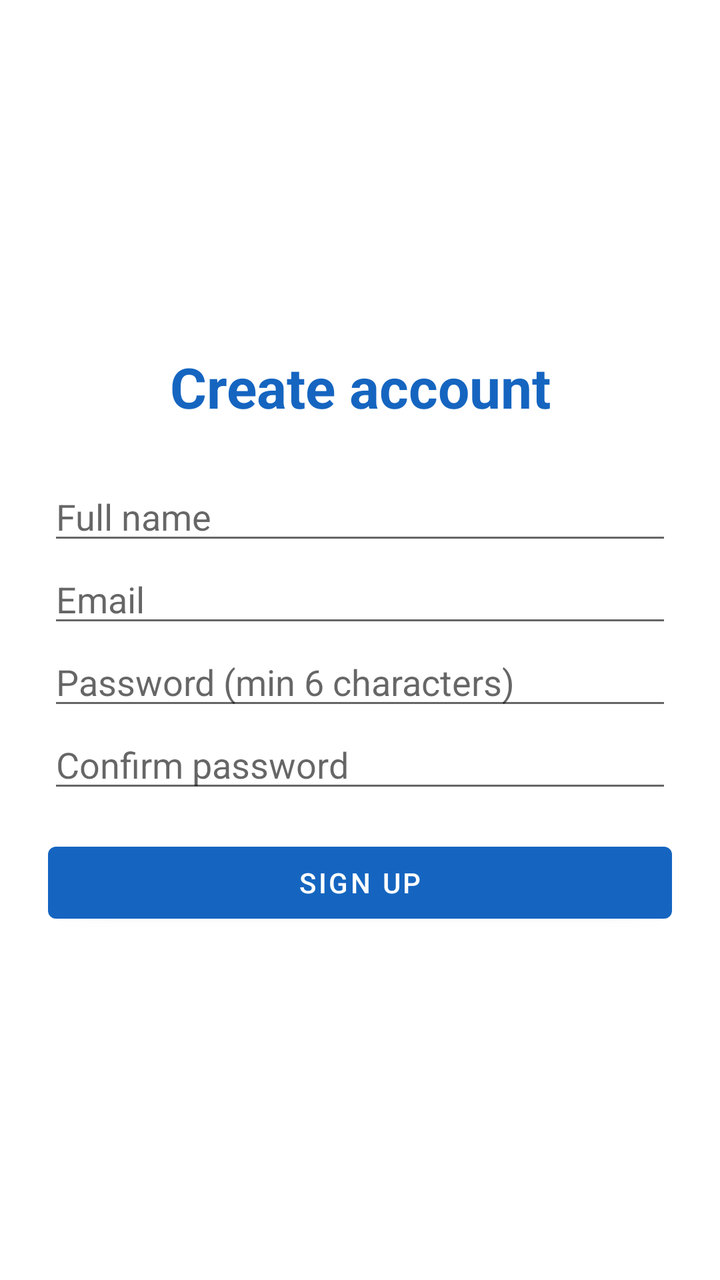
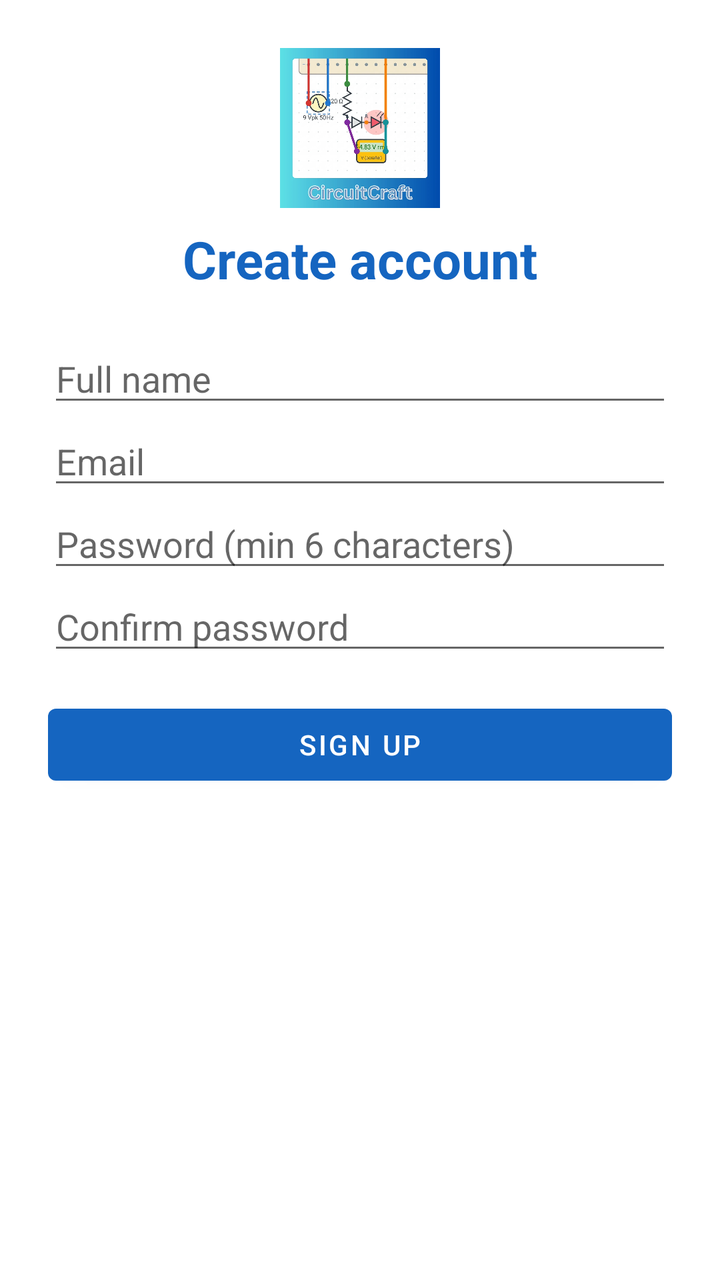

An Android layout rendered at two revisions. The XML below is the earlier revision; the diff shows what the commit changed to produce the second picture.
<!-- AndroidManifest.xml: application theme Theme.CircuitCraft -->
<!-- res/layout/activity_register.xml -->
<?xml version="1.0" encoding="utf-8"?>
<ScrollView xmlns:android="http://schemas.android.com/apk/res/android"
    android:layout_width="match_parent" android:layout_height="match_parent"
    android:fillViewport="true">

    <LinearLayout
        android:layout_width="match_parent" android:layout_height="wrap_content"
        android:orientation="vertical" android:gravity="center_vertical" android:padding="24dp">

        <TextView
            android:layout_width="match_parent" android:layout_height="wrap_content"
            android:text="Create account" android:textSize="28sp" android:textStyle="bold"
            android:textColor="@color/primary" android:gravity="center" />

        <EditText android:id="@+id/etName"
            android:layout_width="match_parent" android:layout_height="wrap_content"
            android:layout_marginTop="24dp" android:hint="Full name"
            android:inputType="textPersonName" />
        <EditText android:id="@+id/etEmail"
            android:layout_width="match_parent" android:layout_height="wrap_content"
            android:hint="Email" android:inputType="textEmailAddress" />
        <EditText android:id="@+id/etPassword"
            android:layout_width="match_parent" android:layout_height="wrap_content"
            android:hint="Password (min 6 characters)" android:inputType="textPassword" />
        <EditText android:id="@+id/etConfirm"
            android:layout_width="match_parent" android:layout_height="wrap_content"
            android:hint="Confirm password" android:inputType="textPassword" />

        <Button android:id="@+id/btnRegister"
            android:layout_width="match_parent" android:layout_height="wrap_content"
            android:layout_marginTop="16dp" android:text="Sign up" />
        <ProgressBar android:id="@+id/progress"
            android:layout_width="wrap_content" android:layout_height="wrap_content"
            android:layout_gravity="center" android:visibility="gone" />
    </LinearLayout>
</ScrollView>
<!-- resources referenced by this layout -->
<resources>
  <color name="primary">#1565C0</color>
  <style name="Theme.CircuitCraft" parent="Theme.MaterialComponents.Light.DarkActionBar">
          <item name="colorPrimary">@color/primary</item>
          <item name="colorPrimaryVariant">@color/primary_dark</item>
          <item name="colorOnPrimary">@color/white</item>
          <item name="colorSecondary">@color/accent</item>
      </style>
  <color name="primary_dark">#0D47A1</color>
  <color name="white">#FFFFFF</color>
  <color name="accent">#FF8F00</color>
</resources>

<!-- the commit's change to res/layout/activity_register.xml (unified diff, before → after) -->
@@ -3,34 +3,77 @@
     android:layout_width="match_parent" android:layout_height="match_parent"
     android:fillViewport="true">
 
-    <LinearLayout
+    <androidx.constraintlayout.widget.ConstraintLayout
+        xmlns:app="http://schemas.android.com/apk/res-auto"
         android:layout_width="match_parent" android:layout_height="wrap_content"
-        android:orientation="vertical" android:gravity="center_vertical" android:padding="24dp">
+        android:padding="24dp">
+
+        <ImageView
+            android:id="@+id/ivLogo"
+            android:layout_width="80dp" android:layout_height="80dp"
+            android:contentDescription="CircuitCraft logo"
+            android:src="@drawable/circuitcraft_logo"
+            app:layout_constraintTop_toTopOf="parent"
+            app:layout_constraintStart_toStartOf="parent"
+            app:layout_constraintEnd_toEndOf="parent" />
 
         <TextView
-            android:layout_width="match_parent" android:layout_height="wrap_content"
-            android:text="Create account" android:textSize="28sp" android:textStyle="bold"
-            android:textColor="@color/primary" android:gravity="center" />
+            android:id="@+id/tvTitle"
+            android:layout_width="wrap_content" android:layout_height="wrap_content"
+            android:layout_marginTop="8dp"
+            android:text="Create account" android:textSize="26sp" android:textStyle="bold"
+            android:textColor="@color/primary"
+            app:layout_constraintTop_toBottomOf="@id/ivLogo"
+            app:layout_constraintStart_toStartOf="parent"
+            app:layout_constraintEnd_toEndOf="parent" />
 
-        <EditText android:id="@+id/etName"
-            android:layout_width="match_parent" android:layout_height="wrap_content"
-            android:layout_marginTop="24dp" android:hint="Full name"
-            android:inputType="textPersonName" />
-        <EditText android:id="@+id/etEmail"
-            android:layout_width="match_parent" android:layout_height="wrap_content"
-            android:hint="Email" android:inputType="textEmailAddress" />
-        <EditText android:id="@+id/etPassword"
-            android:layout_width="match_parent" android:layout_height="wrap_content"
-            android:hint="Password (min 6 characters)" android:inputType="textPassword" />
-        <EditText android:id="@+id/etConfirm"
-            android:layout_width="match_parent" android:layout_height="wrap_content"
-            android:hint="Confirm password" android:inputType="textPassword" />
+        <EditText
+            android:id="@+id/etName"
+            android:layout_width="0dp" android:layout_height="wrap_content"
+            android:layout_marginTop="20dp"
+            android:hint="Full name" android:inputType="textPersonName"
+            app:layout_constraintTop_toBottomOf="@id/tvTitle"
+            app:layout_constraintStart_toStartOf="parent"
+            app:layout_constraintEnd_toEndOf="parent" />
 
-        <Button android:id="@+id/btnRegister"
-            android:layout_width="match_parent" android:layout_height="wrap_content"
-            android:layout_marginTop="16dp" android:text="Sign up" />
-        <ProgressBar android:id="@+id/progress"
+        <EditText
+            android:id="@+id/etEmail"
+            android:layout_width="0dp" android:layout_height="wrap_content"
+            android:hint="Email" android:inputType="textEmailAddress"
+            app:layout_constraintTop_toBottomOf="@id/etName"
+            app:layout_constraintStart_toStartOf="parent"
+            app:layout_constraintEnd_toEndOf="parent" />
+
+        <EditText
+            android:id="@+id/etPassword"
+            android:layout_width="0dp" android:layout_height="wrap_content"
+            android:hint="Password (min 6 characters)" android:inputType="textPassword"
+            app:layout_constraintTop_toBottomOf="@id/etEmail"
+            app:layout_constraintStart_toStartOf="parent"
+            app:layout_constraintEnd_toEndOf="parent" />
+
+        <EditText
+            android:id="@+id/etConfirm"
+            android:layout_width="0dp" android:layout_height="wrap_content"
+            android:hint="Confirm password" android:inputType="textPassword"
+            app:layout_constraintTop_toBottomOf="@id/etPassword"
+            app:layout_constraintStart_toStartOf="parent"
+            app:layout_constraintEnd_toEndOf="parent" />
+
+        <Button
+            android:id="@+id/btnRegister"
+            android:layout_width="0dp" android:layout_height="wrap_content"
+            android:layout_marginTop="16dp" android:text="Sign up"
+            app:layout_constraintTop_toBottomOf="@id/etConfirm"
+            app:layout_constraintStart_toStartOf="parent"
+            app:layout_constraintEnd_toEndOf="parent" />
+
+        <ProgressBar
+            android:id="@+id/progress"
             android:layout_width="wrap_content" android:layout_height="wrap_content"
-            android:layout_gravity="center" android:visibility="gone" />
-    </LinearLayout>
+            android:visibility="gone"
+            app:layout_constraintTop_toBottomOf="@id/btnRegister"
+            app:layout_constraintStart_toStartOf="parent"
+            app:layout_constraintEnd_toEndOf="parent" />
+    </androidx.constraintlayout.widget.ConstraintLayout>
 </ScrollView>
<!-- resource entries referenced after the edit -->
@@ -1,6 +1,7 @@
 <!-- resources referenced by this layout -->
 <resources>
   <color name="primary">#1565C0</color>
+  <!-- drawable circuitcraft_logo: webp bitmap (drawable-nodpi, 41486 bytes) -->
   <style name="Theme.CircuitCraft" parent="Theme.MaterialComponents.Light.DarkActionBar">
           <item name="colorPrimary">@color/primary</item>
           <item name="colorPrimaryVariant">@color/primary_dark</item>
